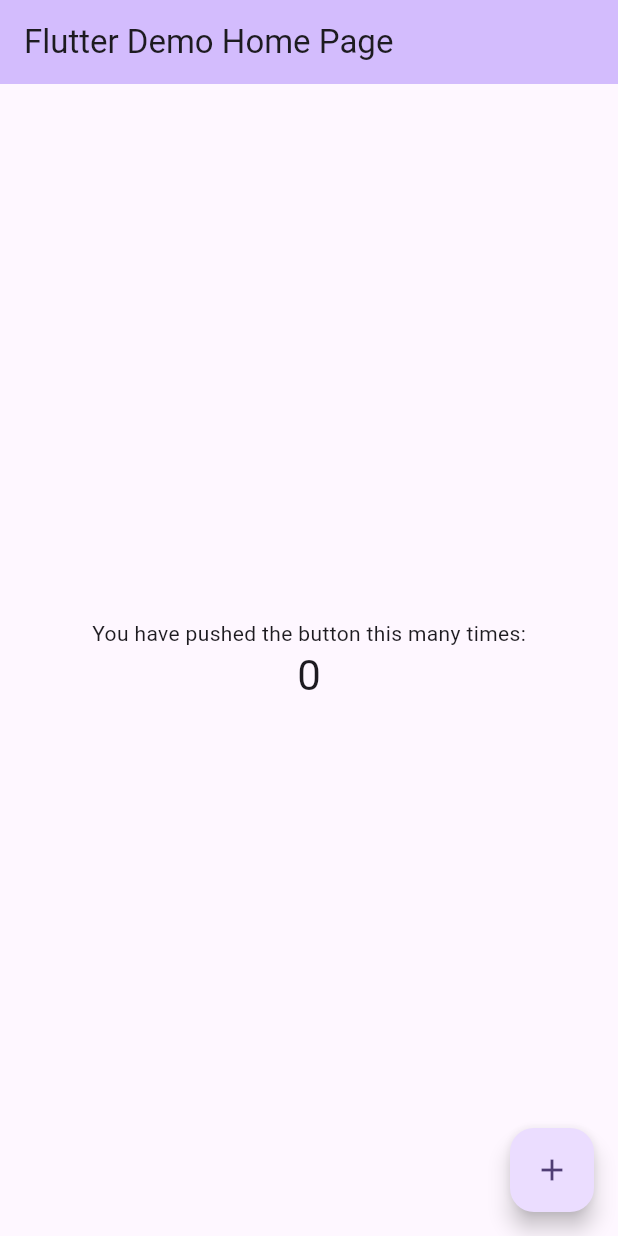
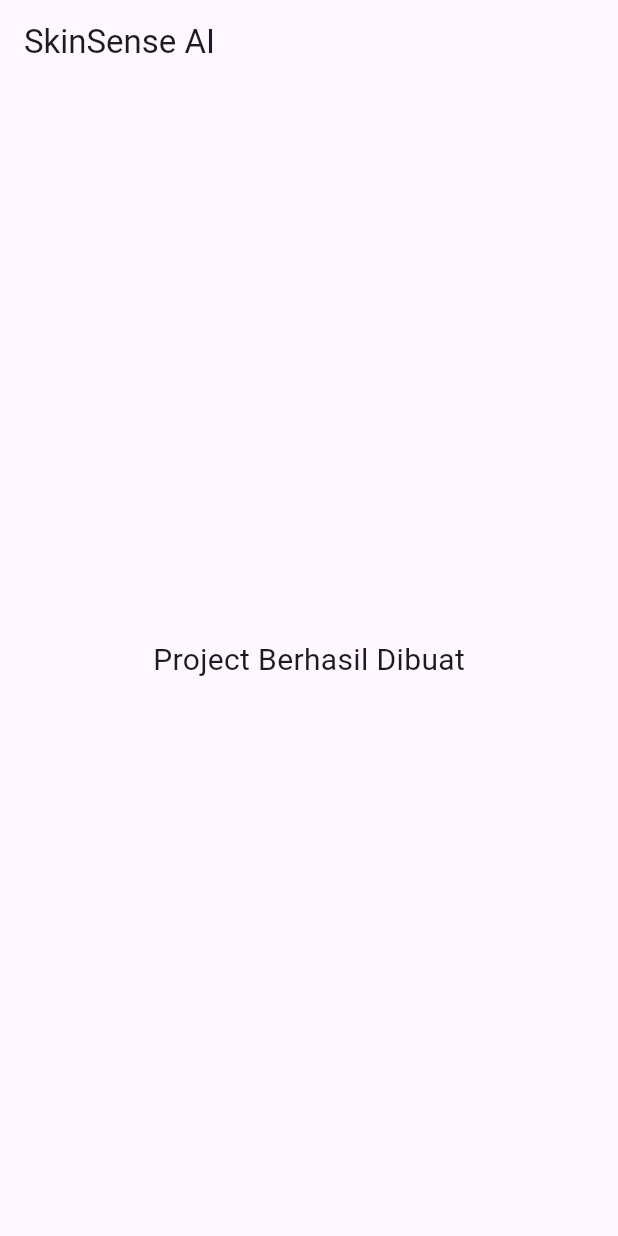
Before and after one commit to Latifah254/sistem_pakar_skincare, a Flutter app: the screen it shows after launch, on a phone screen of 412 x 824 dp. Run offline on Flutter 3.47's test engine with Material 3 defaults, Android fonts, the phone set to English and light mode, and no system bars; our stand-ins replace get.

Commit message:
Membuat main sederhana untuk sementara agar memastikan project berhasil dijalankan

```diff
--- a/lib/main.dart
+++ b/lib/main.dart
@@ -1,122 +1,29 @@
 import 'package:flutter/material.dart';
+import 'package:get/get.dart';
 
 void main() {
-  runApp(const MyApp());
+  runApp(const SkinSenseApp());
 }
 
-class MyApp extends StatelessWidget {
-  const MyApp({super.key});
+class SkinSenseApp extends StatelessWidget {
+  const SkinSenseApp({super.key});
 
-  // This widget is the root of your application.
   @override
   Widget build(BuildContext context) {
-    return MaterialApp(
-      title: 'Flutter Demo',
-      theme: ThemeData(
-        // This is the theme of your application.
-        //
-        // TRY THIS: Try running your application with "flutter run". You'll see
-        // the application has a purple toolbar. Then, without quitting the app,
-        // try changing the seedColor in the colorScheme below to Colors.green
-        // and then invoke "hot reload" (save your changes or press the "hot
-        // reload" button in a Flutter-supported IDE, or press "r" if you used
-        // the command line to start the app).
-        //
-        // Notice that the counter didn't reset back to zero; the application
-        // state is not lost during the reload. To reset the state, use hot
-        // restart instead.
-        //
-        // This works for code too, not just values: Most code changes can be
-        // tested with just a hot reload.
-        colorScheme: ColorScheme.fromSeed(seedColor: Colors.deepPurple),
+    return GetMaterialApp(
+      debugShowCheckedModeBanner: false,
+      title: 'SkinSense AI',
+      home: Scaffold(
+        appBar: AppBar(
+          title: const Text("SkinSense AI"),
+        ),
+        body: const Center(
+          child: Text(
+            "Project Berhasil Dibuat",
+            style: TextStyle(fontSize: 20),
+          ),
+        ),
       ),
-      home: const MyHomePage(title: 'Flutter Demo Home Page'),
     );
   }
 }
-
-class MyHomePage extends StatefulWidget {
-  const MyHomePage({super.key, required this.title});
-
-  // This widget is the home page of your application. It is stateful, meaning
-  // that it has a State object (defined below) that contains fields that affect
-  // how it looks.
-
-  // This class is the configuration for the state. It holds the values (in this
-  // case the title) provided by the parent (in this case the App widget) and
-  // used by the build method of the State. Fields in a Widget subclass are
-  // always marked "final".
-
-  final String title;
-
-  @override
-  State<MyHomePage> createState() => _MyHomePageState();
-}
-
-class _MyHomePageState extends State<MyHomePage> {
-  int _counter = 0;
-
-  void _incrementCounter() {
-    setState(() {
-      // This call to setState tells the Flutter framework that something has
-      // changed in this State, which causes it to rerun the build method below
-      // so that the display can reflect the updated values. If we changed
-      // _counter without calling setState(), then the build method would not be
-      // called again, and so nothing would appear to happen.
-      _counter++;
-    });
-  }
-
-  @override
-  Widget build(BuildContext context) {
-    // This method is rerun every time setState is called, for instance as done
-    // by the _incrementCounter method above.
-    //
-    // The Flutter framework has been optimized to make rerunning build methods
-    // fast, so that you can just rebuild anything that needs updating rather
-    // than having to individually change instances of widgets.
-    return Scaffold(
-      appBar: AppBar(
-        // TRY THIS: Try changing the color here to a specific color (to
-        // Colors.amber, perhaps?) and trigger a hot reload to see the AppBar
-        // change color while the other colors stay the same.
-        backgroundColor: Theme.of(context).colorScheme.inversePrimary,
-        // Here we take the value from the MyHomePage object that was created by
-        // the App.build method, and use it to set our appbar title.
-        title: Text(widget.title),
-      ),
-      body: Center(
-        // Center is a layout widget. It takes a single child and positions it
-        // in the middle of the parent.
-        child: Column(
-          // Column is also a layout widget. It takes a list of children and
-          // arranges them vertically. By default, it sizes itself to fit its
-          // children horizontally, and tries to be as tall as its parent.
-          //
-          // Column has various properties to control how it sizes itself and
-          // how it positions its children. Here we use mainAxisAlignment to
-          // center the children vertically; the main axis here is the vertical
-          // axis because Columns are vertical (the cross axis would be
-          // horizontal).
-          //
-          // TRY THIS: Invoke "debug painting" (choose the "Toggle Debug Paint"
-          // action in the IDE, or press "p" in the console), to see the
-          // wireframe for each widget.
-          mainAxisAlignment: MainAxisAlignment.center,
-          children: <Widget>[
-            const Text('You have pushed the button this many times:'),
-            Text(
-              '$_counter',
-              style: Theme.of(context).textTheme.headlineMedium,
-            ),
-          ],
-        ),
-      ),
-      floatingActionButton: FloatingActionButton(
-        onPressed: _incrementCounter,
-        tooltip: 'Increment',
-        child: const Icon(Icons.add),
-      ), // This trailing comma makes auto-formatting nicer for build methods.
-    );
-  }
-}
```
Also changed, not shown: pubspec.yaml (+5 -3 lines).
